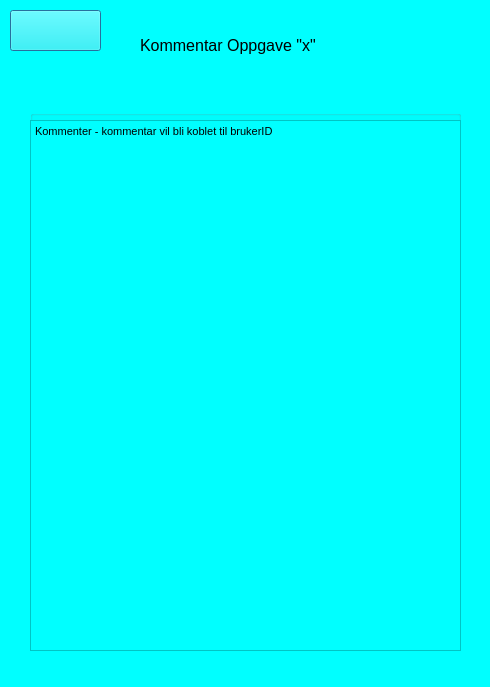
First picture: the form in SKOGKK/KKOGSK/commentdialog.ui, repository Strauts/AppDeployment, before the edit.
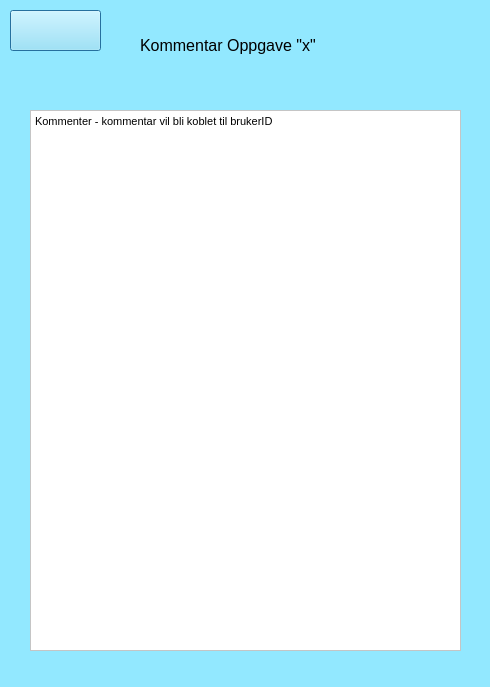
Second picture: the form after the edit. Icons and pictures are not drawn.

Patch:
```diff
--- a/SKOGKK/KKOGSK/commentdialog.ui
+++ b/SKOGKK/KKOGSK/commentdialog.ui
@@ -14,7 +14,7 @@
    <string>Dialog</string>
   </property>
   <property name="styleSheet">
-   <string notr="true">background-color: rgb(0, 255, 255);</string>
+   <string notr="true">background-color: rgb(146, 232, 255);</string>
   </property>
   <widget class="QGroupBox" name="groupBox">
    <property name="geometry">
@@ -32,13 +32,14 @@
     <property name="geometry">
      <rect>
       <x>0</x>
-      <y>10</y>
+      <y>0</y>
       <width>431</width>
-      <height>531</height>
+      <height>541</height>
      </rect>
     </property>
     <property name="styleSheet">
-     <string notr="true">color: rgb(0, 0, 0);</string>
+     <string notr="true">color: rgb(0, 0, 0);
+background-color: rgb(255, 255, 255);</string>
     </property>
     <property name="html">
      <string>&lt;!DOCTYPE HTML PUBLIC &quot;-//W3C//DTD HTML 4.0//EN&quot; &quot;http://www.w3.org/TR/REC-html40/strict.dtd&quot;&gt;
```
